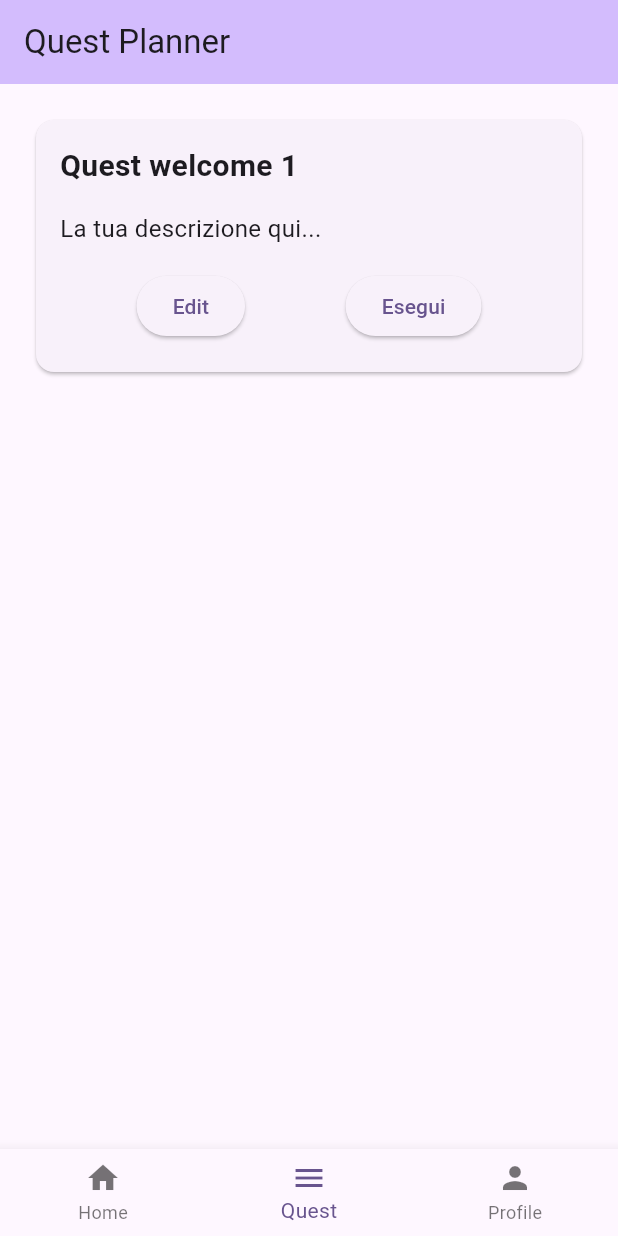
After one commit to mike0697/quest_planner, a Flutter app: the screen it shows after launch, item 2 of the bottom bar chosen, on a phone screen of 412 x 824 dp. The commit adds this screen. Run offline on Flutter 3.47's test engine with Material 3 defaults, Android fonts, the light colour scheme and no system bars.

Commit message:
Aggiornato menu e card

```diff
--- /dev/null
+++ b/lib/screens/QuestScreen.dart
@@ -0,0 +1,19 @@
+import 'package:flutter/material.dart';
+
+import '../widgets/CardQuest.dart';
+
+class QuestScreen extends StatelessWidget {
+  const QuestScreen({super.key});
+
+  @override
+  Widget build(BuildContext context) {
+    return Center(
+      child: Container(padding: EdgeInsets.all(20),
+          child: Column(children: [
+            CardQuest()
+          ]
+            ,)
+      ),
+    );
+  }
+}
--- /dev/null
+++ b/lib/widgets/CardQuest.dart
@@ -0,0 +1,62 @@
+import 'package:flutter/material.dart';
+
+class CardQuest extends StatelessWidget {
+  const CardQuest ({super.key});
+
+  @override
+  Widget build(BuildContext context) {
+    return Container( width: double.infinity,
+        child:
+        Card(
+          child: Column(
+            crossAxisAlignment: CrossAxisAlignment.start,
+            children: [
+              // Titolo
+              const Padding(
+                padding: EdgeInsets.all(16.0),
+                child: Text(
+                  'Quest welcome 1',
+                  style: TextStyle(
+                    fontWeight: FontWeight.bold,
+                    fontSize: 20.0,
+                  ),
+                ),
+              ),
+
+              // Descrizione
+              const Padding(
+                padding: EdgeInsets.symmetric(horizontal: 16.0),
+                child: Text(
+                  'La tua descrizione qui...',
+                  style: TextStyle(fontSize: 16.0),
+                ),
+              ),
+
+              // Spazio tra la descrizione e i bottoni
+              SizedBox(height: 16.0),
+
+              // Bottoni
+              Row(
+                mainAxisAlignment: MainAxisAlignment.spaceEvenly,
+                children: [
+                  ElevatedButton(
+                    onPressed: () {
+                      // Logica del primo pulsante
+                    },
+                    child: Text('Edit'),
+                  ),
+                  ElevatedButton(
+                    onPressed: () {
+                      // Logica del secondo pulsante
+                    },
+                    child: Text('Esegui'),
+                  ),
+                ],
+              ),
+              Padding(padding: EdgeInsets.all(10)),
+            ],
+          ),
+        )
+    );
+  }
+}
```
Also changed, not shown: lib/main.dart (+5 -95 lines), lib/screens/HomeScreen.dart (added, +11 -0 lines), lib/screens/PrimaPagina.dart (added, +10 -0 lines), lib/screens/ProfileScreen.dart (added, +11 -0 lines).
